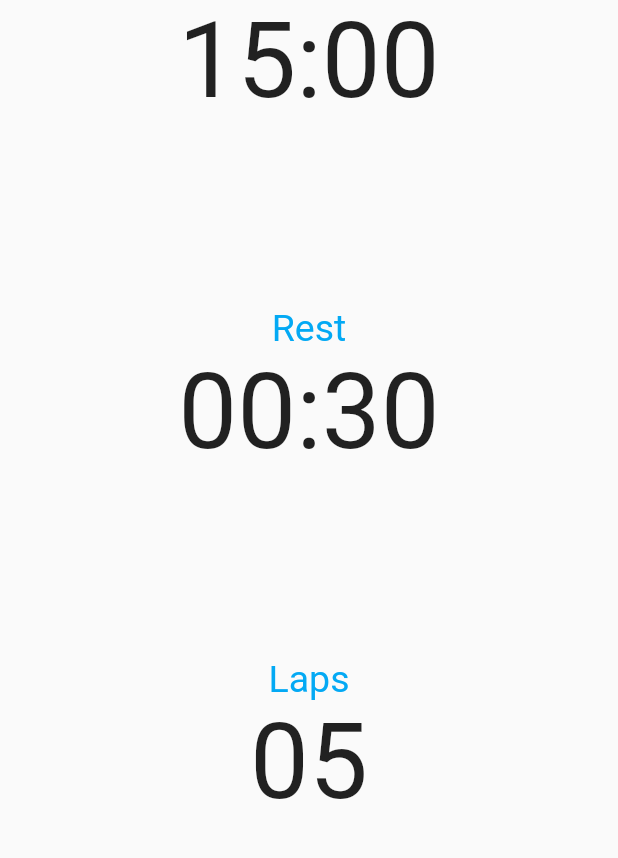
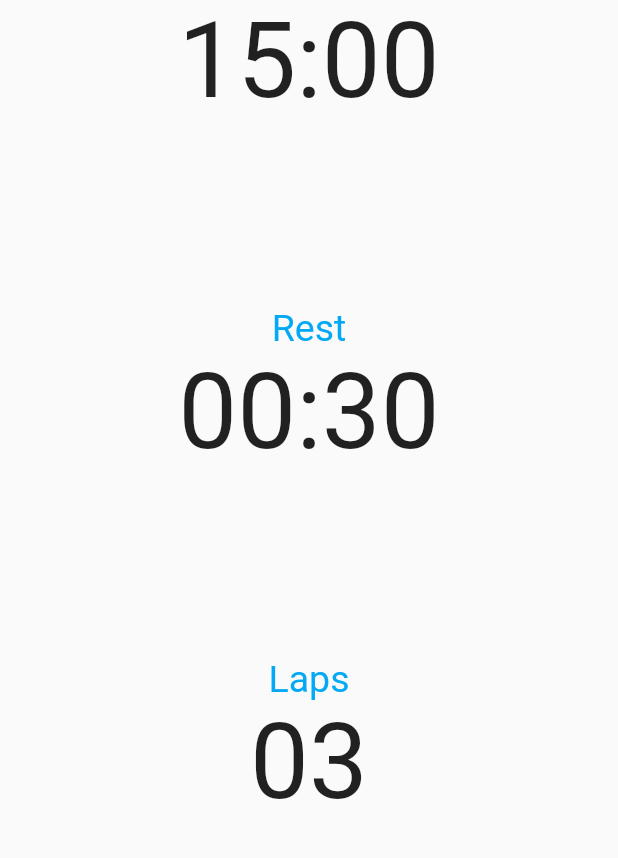
Before and after one commit to kalmigs/flutter-starter-projects, a Flutter app: the screen it shows after launch, after a tap on "Exercise", on a phone screen of 412 x 824 dp, the part 228-1086 px from its top. Run offline on Flutter 3.47's test engine with Material 2 defaults, Android fonts, the phone set to English and light mode, and no system bars; our stand-ins replace flutter_settings_screens, get, google_fonts, percent_indicator; missing offline and left inert: flutter_picker.

Commit message:
exercise_timer: added edit functionality on time/count displayed

```diff
--- a/exercise_timer/lib/main.dart
+++ b/exercise_timer/lib/main.dart
@@ -1,6 +1,7 @@
 import 'package:flutter/material.dart';
 import 'package:get/get.dart';
 
+import 'modules/home/home_binding.dart';
 import 'modules/home/home_page.dart';
 import 'theme/colors.dart';
 
@@ -17,6 +18,7 @@ class MyApp extends StatelessWidget {
         visualDensity: VisualDensity.adaptivePlatformDensity,
       ),
       home: HomePage(),
+      initialBinding: HomeBinding(),
       debugShowCheckedModeBanner: false,
     );
   }
--- a/exercise_timer/lib/modules/home/home_binding.dart
+++ b/exercise_timer/lib/modules/home/home_binding.dart
@@ -0,0 +1,10 @@
+import 'package:get/get.dart';
+
+import 'home_controller.dart';
+
+class HomeBinding implements Bindings {
+  @override
+  void dependencies() {
+    Get.put(HomeController());
+  }
+}
--- a/exercise_timer/lib/modules/home/home_controller.dart
+++ b/exercise_timer/lib/modules/home/home_controller.dart
@@ -0,0 +1,119 @@
+import 'package:exercise_timer/theme/colors.dart';
+import 'package:flutter/material.dart';
+import 'package:flutter_picker/flutter_picker.dart';
+import 'package:get/get.dart';
+
+Widget widgetTitle(String title) => Padding(
+      padding: const EdgeInsets.only(top: 10.0),
+      child: Text(title, style: TextStyle(fontSize: 25, color: colorPrimary)),
+    );
+
+TextStyle tsCancel = TextStyle(color: colorBlack, fontSize: 20);
+TextStyle tsConfirm = TextStyle(color: colorBlack, fontSize: 20);
+TextStyle tsSelected = TextStyle(color: colorPrimary);
+
+class HomeController extends GetxController {
+  int _exerciseMin = 15;
+  int _exerciseSec = 0;
+  int _restMin = 0;
+  int _restSec = 30;
+  int _laps = 3;
+
+  final GlobalKey<ScaffoldState> scaffoldKey = GlobalKey<ScaffoldState>();
+
+  final _exerciseDisplayed = ''.obs;
+  get exerciseDisplayed => this._exerciseDisplayed.value;
+  set exerciseDisplayed(value) => this._exerciseDisplayed.value = value;
+
+  final _restDisplayed = '00:30'.obs;
+  get restDisplayed => this._restDisplayed.value;
+  set restDisplayed(value) => this._restDisplayed.value = value;
+
+  final _lapsDisplayed = ''.obs;
+  get lapsDisplayed => this._lapsDisplayed.value;
+  set lapsDisplayed(value) => this._lapsDisplayed.value = value;
+
+  @override
+  void onInit() {
+    exerciseDisplayed = intTimeToString(_exerciseMin, _exerciseSec);
+    restDisplayed = intTimeToString(_restMin, _restSec);
+    lapsDisplayed = _laps.toString().padLeft(2, '0');
+    super.onInit();
+  }
+
+  void editExerciseTimer() {
+    Picker picker = Picker(
+        adapter: PickerDataAdapter<String>(
+          pickerdata: [
+            List.generate(101, (index) => index),
+            List.generate(60, (index) => index),
+          ],
+          isArray: true,
+        ),
+        title: widgetTitle("Exercise Timer"),
+        selecteds: [_exerciseMin, _exerciseSec],
+        cancelTextStyle: tsCancel,
+        confirmTextStyle: tsConfirm,
+        selectedTextStyle: tsSelected,
+        columnPadding: const EdgeInsets.all(8.0),
+        height: Get.height / 3,
+        onConfirm: (Picker picker, List<int> value) {
+          _exerciseMin = value[0];
+          _exerciseSec = value[1];
+          exerciseDisplayed = intTimeToString(_exerciseMin, _exerciseSec);
+        });
+    picker.show(scaffoldKey.currentState);
+  }
+
+  void editRestTimer() {
+    Picker picker = Picker(
+        adapter: PickerDataAdapter<String>(
+          pickerdata: [
+            List.generate(31, (index) => index),
+            List.generate(60, (index) => index),
+          ],
+          isArray: true,
+        ),
+        title: widgetTitle("Rest Timer"),
+        selecteds: [_restMin, _restSec],
+        cancelTextStyle: tsCancel,
+        confirmTextStyle: tsConfirm,
+        selectedTextStyle: tsSelected,
+        columnPadding: const EdgeInsets.all(8.0),
+        height: Get.height / 3,
+        onConfirm: (Picker picker, List<int> value) {
+          _restMin = value[0];
+          _restSec = value[1];
+          restDisplayed = intTimeToString(_restMin, _restSec);
+        });
+    picker.show(scaffoldKey.currentState);
+  }
+
+  void editLapCount() {
+    Picker picker = Picker(
+        adapter: PickerDataAdapter<String>(
+          pickerdata: [
+            List.generate(51, (index) => index),
+          ],
+          isArray: true,
+        ),
+        title: widgetTitle("Lap Count"),
+        selecteds: [_laps],
+        cancelTextStyle: tsCancel,
+        confirmTextStyle: tsConfirm,
+        selectedTextStyle: tsSelected,
+        columnPadding: const EdgeInsets.all(8.0),
+        height: Get.height / 3,
+        onConfirm: (Picker picker, List<int> value) {
+          _laps = value[0];
+          lapsDisplayed = _laps.toString().padLeft(2, '0');
+        });
+    picker.show(scaffoldKey.currentState);
+  }
+
+  intTimeToString(int minute, int second) {
+    return minute.toString().padLeft(2, '0') +
+        ':' +
+        second.toString().padLeft(2, '0');
+  }
+}
--- a/exercise_timer/lib/modules/home/home_page.dart
+++ b/exercise_timer/lib/modules/home/home_page.dart
@@ -1,20 +1,19 @@
+import 'package:exercise_timer/modules/home/home_controller.dart';
 import 'package:exercise_timer/theme/colors.dart';
 import 'package:flutter/material.dart';
-import 'package:flutter_picker/flutter_picker.dart';
 import 'package:get/get.dart';
 import 'package:google_fonts/google_fonts.dart';
 
-class HomePage extends StatelessWidget {
+class HomePage extends GetView<HomeController> {
   final TextStyle tsHeader = TextStyle(fontSize: 25, color: colorPrimary);
   final TextStyle tsNumber = GoogleFonts.shareTechMono(fontSize: 70);
-  final GlobalKey<ScaffoldState> _scaffoldKey = GlobalKey<ScaffoldState>();
 
   @override
   Widget build(BuildContext context) {
     return Scaffold(
-      key: _scaffoldKey,
+      key: controller.scaffoldKey,
       body: Container(
-        width: double.infinity,
+        width: Get.context.width,
         child: Column(
           mainAxisAlignment: MainAxisAlignment.spaceEvenly,
           crossAxisAlignment: CrossAxisAlignment.center,
@@ -33,37 +32,10 @@ class HomePage extends StatelessWidget {
       child: Column(
         children: [
           Text('Exercise', style: tsHeader),
-          Text('15:00', style: tsNumber),
+          Obx(() => Text(controller.exerciseDisplayed, style: tsNumber)),
         ],
       ),
-      onTap: () {
-        Picker picker = Picker(
-            adapter: PickerDataAdapter<String>(
-              pickerdata: [
-                List.generate(60, (index) => index),
-                List.generate(60, (index) => index),
-              ],
-              isArray: true,
-            ),
-            title: Padding(
-              padding: const EdgeInsets.only(top: 10.0),
-              child: Text("Exercise Timer",
-                  style: TextStyle(fontSize: 25, color: colorPrimary)),
-            ),
-            selecteds: [3, 3],
-            cancelTextStyle: TextStyle(color: colorBlack, fontSize: 20),
-            confirmTextStyle: TextStyle(color: colorBlack, fontSize: 20),
-            textStyle: TextStyle(color: colorBlack),
-            textAlign: TextAlign.left,
-            selectedTextStyle: TextStyle(color: colorPrimary),
-            columnPadding: const EdgeInsets.all(8.0),
-            height: Get.height / 3,
-            onConfirm: (Picker picker, List value) {
-              print(value.toString());
-              print(picker.getSelectedValues());
-            });
-        picker.show(_scaffoldKey.currentState);
-      },
+      onTap: controller.editExerciseTimer,
     );
   }
 
@@ -72,9 +44,10 @@ class HomePage extends StatelessWidget {
       child: Column(
         children: [
           Text('Rest', style: tsHeader),
-          Text('00:30', style: tsNumber),
+          Obx(() => Text(controller.restDisplayed, style: tsNumber)),
         ],
       ),
+      onTap: controller.editRestTimer,
     );
   }
 
@@ -83,9 +56,10 @@ class HomePage extends StatelessWidget {
       child: Column(
         children: [
           Text('Laps', style: tsHeader),
-          Text('05', style: tsNumber),
+          Obx(() => Text(controller.lapsDisplayed, style: tsNumber)),
         ],
       ),
+      onTap: controller.editLapCount,
     );
   }
 }
```
